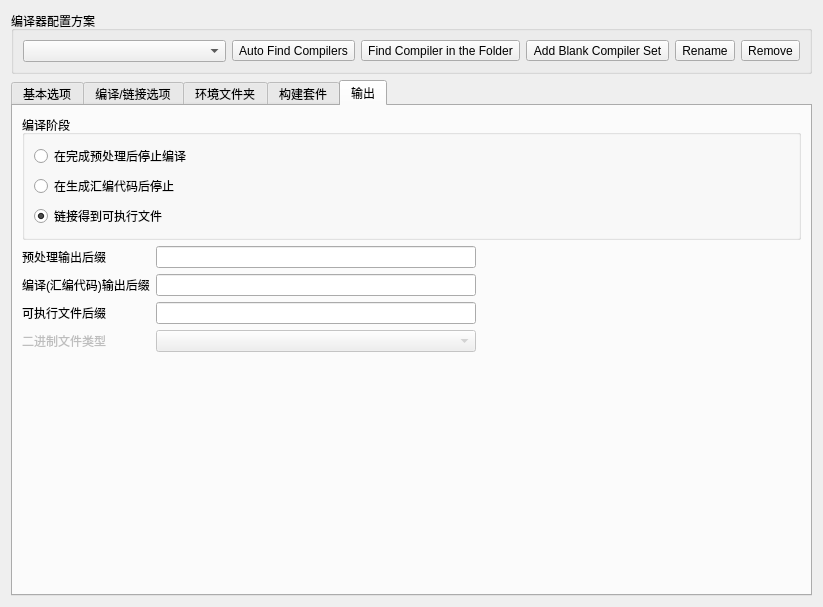
Above: Plugin/Plugin_CppBase/Form/settingForm/Form_settings_Compile.ui from chineselixi/FireMonkeyStudio before the change. Below: the same form after it.
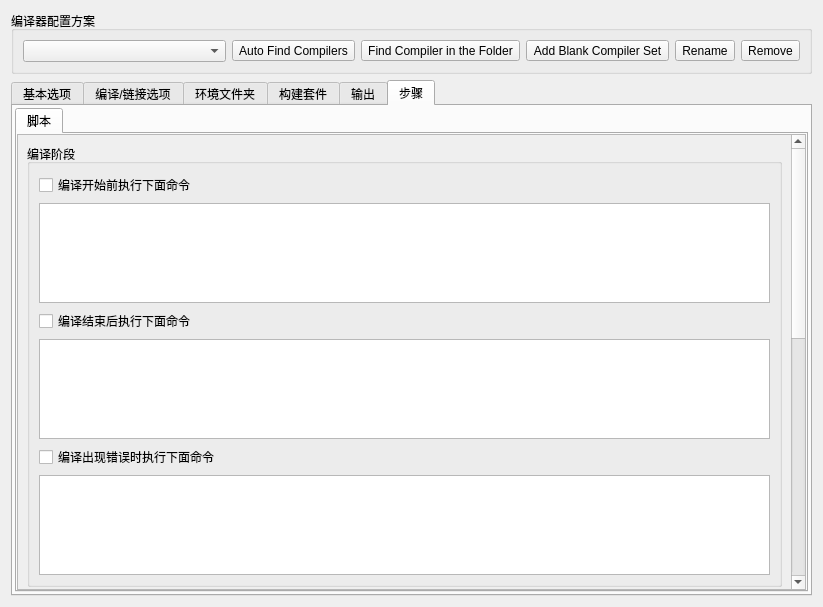
That is the form after the change. The open tabs and pages were chosen to show the change. Icons and pictures are not drawn. Custom widgets are drawn as their Qt base class.

Commit message: 新增错误感知，修复TAB的bug，支持自定义步骤

Diff of the .ui file:
```diff
--- a/Plugin/Plugin_CppBase/Form/settingForm/Form_settings_Compile.ui
+++ b/Plugin/Plugin_CppBase/Form/settingForm/Form_settings_Compile.ui
@@ -17,7 +17,7 @@
    <item row="1" column="0">
     <widget class="QTabWidget" name="settingTabs">
      <property name="currentIndex">
-      <number>4</number>
+      <number>5</number>
      </property>
      <property name="movable">
       <bool>false</bool>
@@ -1063,6 +1063,311 @@
        </item>
       </layout>
      </widget>
+     <widget class="QWidget" name="tabStep">
+      <attribute name="title">
+       <string>步骤</string>
+      </attribute>
+      <layout class="QGridLayout" name="gridLayout_14">
+       <property name="leftMargin">
+        <number>2</number>
+       </property>
+       <property name="topMargin">
+        <number>2</number>
+       </property>
+       <property name="rightMargin">
+        <number>2</number>
+       </property>
+       <property name="bottomMargin">
+        <number>2</number>
+       </property>
+       <item row="0" column="0">
+        <widget class="QTabWidget" name="dirTabs_2">
+         <property name="currentIndex">
+          <number>0</number>
+         </property>
+         <property name="documentMode">
+          <bool>false</bool>
+         </property>
+         <property name="tabsClosable">
+          <bool>false</bool>
+         </property>
+         <property name="movable">
+          <bool>false</bool>
+         </property>
+         <property name="tabBarAutoHide">
+          <bool>false</bool>
+         </property>
+         <widget class="QWidget" name="tab_3">
+          <attribute name="title">
+           <string>脚本</string>
+          </attribute>
+          <layout class="QGridLayout" name="gridLayout_12">
+           <property name="leftMargin">
+            <number>0</number>
+           </property>
+           <property name="topMargin">
+            <number>0</number>
+           </property>
+           <property name="rightMargin">
+            <number>0</number>
+           </property>
+           <property name="bottomMargin">
+            <number>0</number>
+           </property>
+           <property name="spacing">
+            <number>0</number>
+           </property>
+           <item row="0" column="0">
+            <widget class="QScrollArea" name="scrollArea">
+             <property name="styleSheet">
+              <string notr="true"/>
+             </property>
+             <property name="widgetResizable">
+              <bool>true</bool>
+             </property>
+             <widget class="QWidget" name="scrollAreaWidgetContents">
+              <property name="geometry">
+               <rect>
+                <x>0</x>
+                <y>-537</y>
+                <width>777</width>
+                <height>1008</height>
+               </rect>
+              </property>
+              <layout class="QVBoxLayout" name="verticalLayout_5">
+               <property name="spacing">
+                <number>12</number>
+               </property>
+               <item>
+                <widget class="QGroupBox" name="grpCompilationStages_3">
+                 <property name="title">
+                  <string>编译阶段</string>
+                 </property>
+                 <layout class="QVBoxLayout" name="verticalLayout_3">
+                  <item>
+                   <widget class="QCheckBox" name="s61_useComposeBefore">
+                    <property name="enabled">
+                     <bool>true</bool>
+                    </property>
+                    <property name="text">
+                     <string>编译开始前执行下面命令</string>
+                    </property>
+                    <property name="checkable">
+                     <bool>true</bool>
+                    </property>
+                    <property name="checked">
+                     <bool>false</bool>
+                    </property>
+                   </widget>
+                  </item>
+                  <item>
+                   <widget class="QPlainTextEdit" name="s61_composeBeforeEditor">
+                    <property name="minimumSize">
+                     <size>
+                      <width>0</width>
+                      <height>100</height>
+                     </size>
+                    </property>
+                    <property name="plainText">
+                     <string/>
+                    </property>
+                   </widget>
+                  </item>
+                  <item>
+                   <widget class="QCheckBox" name="s61_useComposeFinish">
+                    <property name="enabled">
+                     <bool>true</bool>
+                    </property>
+                    <property name="text">
+                     <string>编译结束后执行下面命令</string>
+                    </property>
+                    <property name="checkable">
+                     <bool>true</bool>
+                    </property>
+                    <property name="checked">
+                     <bool>false</bool>
+                    </property>
+                   </widget>
+                  </item>
+                  <item>
+                   <widget class="QPlainTextEdit" name="s61_composeFinishEditor">
+                    <property name="minimumSize">
+                     <size>
+                      <width>0</width>
+                      <height>100</height>
+                     </size>
+                    </property>
+                    <property name="plainText">
+                     <string/>
+                    </property>
+                   </widget>
+                  </item>
+                  <item>
+                   <widget class="QCheckBox" name="s61_useComposeError">
+                    <property name="enabled">
+                     <bool>true</bool>
+                    </property>
+                    <property name="text">
+                     <string>编译出现错误时执行下面命令</string>
+                    </property>
+                    <property name="checkable">
+                     <bool>true</bool>
+                    </property>
+                    <property name="checked">
+                     <bool>false</bool>
+                    </property>
+                   </widget>
+                  </item>
+                  <item>
+                   <widget class="QPlainTextEdit" name="s61_composeErrorEditor">
+                    <property name="minimumSize">
+                     <size>
+                      <width>0</width>
+                      <height>100</height>
+                     </size>
+                    </property>
+                    <property name="plainText">
+                     <string/>
+                    </property>
+                   </widget>
+                  </item>
+                 </layout>
+                </widget>
+               </item>
+               <item>
+                <widget class="QGroupBox" name="grpCompilationStages_2">
+                 <property name="title">
+                  <string>运行阶段</string>
+                 </property>
+                 <layout class="QVBoxLayout" name="verticalLayout">
+                  <item>
+                   <widget class="QCheckBox" name="s61_useRunBefore">
+                    <property name="enabled">
+                     <bool>true</bool>
+                    </property>
+                    <property name="text">
+                     <string>在运行之前执行下面命令</string>
+                    </property>
+                    <property name="checkable">
+                     <bool>true</bool>
+                    </property>
+                    <property name="checked">
+                     <bool>false</bool>
+                    </property>
+                   </widget>
+                  </item>
+                  <item>
+                   <widget class="QPlainTextEdit" name="s61_runBeforeEditor">
+                    <property name="minimumSize">
+                     <size>
+                      <width>0</width>
+                      <height>100</height>
+                     </size>
+                    </property>
+                    <property name="plainText">
+                     <string/>
+                    </property>
+                   </widget>
+                  </item>
+                  <item>
+                   <widget class="QCheckBox" name="s61_useRunFinish">
+                    <property name="enabled">
+                     <bool>true</bool>
+                    </property>
+                    <property name="text">
+                     <string>在正常结束后执行下面命令</string>
+                    </property>
+                    <property name="checkable">
+                     <bool>true</bool>
+                    </property>
+                    <property name="checked">
+                     <bool>false</bool>
+                    </property>
+                   </widget>
+                  </item>
+                  <item>
+                   <widget class="QPlainTextEdit" name="s61_runFinishEditor">
+                    <property name="minimumSize">
+                     <size>
+                      <width>0</width>
+                      <height>100</height>
+                     </size>
+                    </property>
+                    <property name="plainText">
+                     <string/>
+                    </property>
+                   </widget>
+                  </item>
+                  <item>
+                   <widget class="QCheckBox" name="s61_useRunError">
+                    <property name="enabled">
+                     <bool>true</bool>
+                    </property>
+                    <property name="text">
+                     <string>程序不正常退出时执行下面命令</string>
+                    </property>
+                    <property name="checkable">
+                     <bool>true</bool>
+                    </property>
+                    <property name="checked">
+                     <bool>false</bool>
+                    </property>
+                   </widget>
+                  </item>
+                  <item>
+                   <widget class="QPlainTextEdit" name="s61_runErrorEditor">
+                    <property name="minimumSize">
+                     <size>
+                      <width>0</width>
+                      <height>100</height>
+                     </size>
+                    </property>
+                    <property name="plainText">
+                     <string/>
+                    </property>
+                   </widget>
+                  </item>
+                 </layout>
+                </widget>
+               </item>
+               <item>
+                <widget class="QGroupBox" name="groupBox_2">
+                 <property name="title">
+                  <string>特殊参数提醒</string>
+                 </property>
+                 <layout class="QVBoxLayout" name="verticalLayout_6">
+                  <item>
+                   <widget class="QLabel" name="s61_label_tip">
+                    <property name="text">
+                     <string>&lt;!DOCTYPE HTML PUBLIC &quot;-//W3C//DTD HTML 4.0//EN&quot; &quot;http://www.w3.org/TR/REC-html40/strict.dtd&quot;&gt;
+&lt;html&gt;&lt;head&gt;&lt;meta name=&quot;qrichtext&quot; content=&quot;1&quot; /&gt;&lt;meta charset=&quot;utf-8&quot; /&gt;&lt;style type=&quot;text/css&quot;&gt;
+p, li { white-space: pre-wrap; }
+hr { height: 1px; border-width: 0; }
+li.unchecked::marker { content: &quot;\2610&quot;; }
+li.checked::marker { content: &quot;\2612&quot;; }
+&lt;/style&gt;&lt;/head&gt;&lt;body style=&quot; font-family:'Microsoft YaHei UI'; font-size:9pt; font-weight:400; font-style:normal;&quot;&gt;
+&lt;p style=&quot; margin-top:0px; margin-bottom:0px; margin-left:0px; margin-right:0px; -qt-block-indent:0; text-indent:0px;&quot;&gt;输出目录：${outPath}      |      工程目录：${proPath}      |      缓存目录：${tmpPath}&lt;/p&gt;
+&lt;p style=&quot; margin-top:0px; margin-bottom:0px; margin-left:0px; margin-right:0px; -qt-block-indent:0; text-indent:0px;&quot;&gt;运行程序目录：${execPath}      |      Gcc程序：${gccPath}      |      G++程序：${gppPath}&lt;/p&gt;
+&lt;p style=&quot; margin-top:0px; margin-bottom:0px; margin-left:0px; margin-right:0px; -qt-block-indent:0; text-indent:0px;&quot;&gt;Gdb程序：${gdbPath}&lt;/p&gt;&lt;/body&gt;&lt;/html&gt;</string>
+                    </property>
+                    <property name="scaledContents">
+                     <bool>true</bool>
+                    </property>
+                   </widget>
+                  </item>
+                 </layout>
+                </widget>
+               </item>
+              </layout>
+             </widget>
+            </widget>
+           </item>
+          </layout>
+         </widget>
+        </widget>
+       </item>
+      </layout>
+     </widget>
     </widget>
    </item>
    <item row="0" column="0">
```
Left out of the diff: 4 changed lines with no effect on the pictures. The commit also changes 30 other files.
